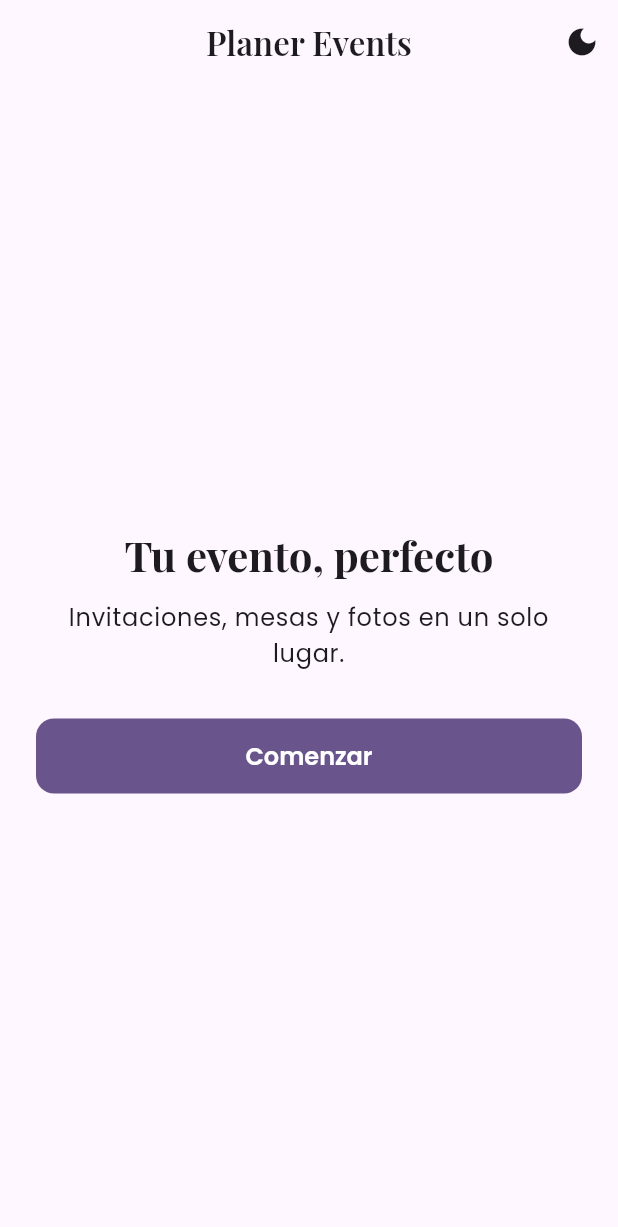
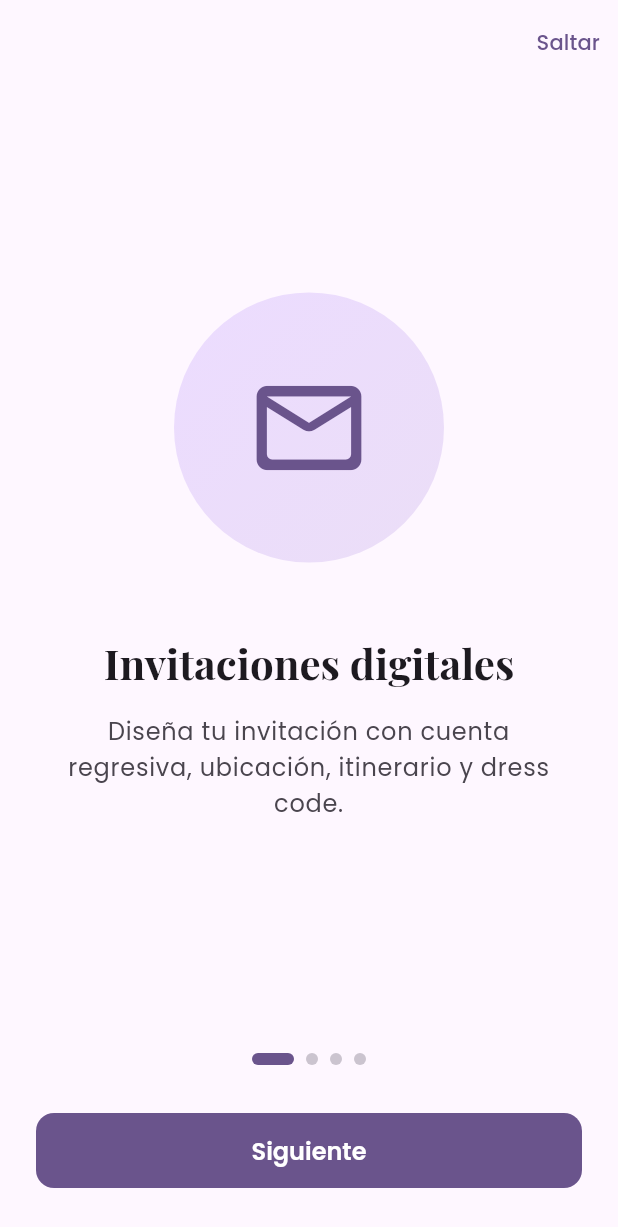
Before and after one commit to Q-Erick/planer_events, a Flutter app: the screen it shows after launch, on a phone screen of 412 x 824 dp. Shown: the top 1227 px of the screen. Run offline on Flutter 3.47's test engine with Material 3 defaults, Android fonts, the phone set to English and light mode, and no system bars; our stand-ins replace cloud_firestore, equatable, firebase_auth, firebase_core, firebase_storage, flutter_bloc and 6 more; accounts and stored records are empty; generated files the repository leaves out were written again.

Commit message:
feat(onboarding): pantallas de introducción con PageView y Cubit

```diff
--- a/lib/core/router/app_router.dart
+++ b/lib/core/router/app_router.dart
@@ -2,20 +2,31 @@ import 'package:flutter_bloc/flutter_bloc.dart';
 import 'package:go_router/go_router.dart';
 import 'package:material_ui/material_ui.dart';
 
+import '../../features/onboarding/domain/usecases/onboarding_usecases.dart';
+import '../../features/onboarding/presentation/pages/onboarding_page.dart';
+import '../../injection_container.dart';
 import '../theme/theme_cubit.dart';
 
 class AppRoutes {
   AppRoutes._();
 
   static const home = '/';
+  static const onboarding = '/onboarding';
 }
 
 class AppRouter {
   AppRouter._();
 
   static final GoRouter router = GoRouter(
-    initialLocation: AppRoutes.home,
+    // Si ya vio la introducción, va directo al inicio
+    initialLocation: sl<IsOnboardingCompleted>()()
+        ? AppRoutes.home
+        : AppRoutes.onboarding,
     routes: [
+      GoRoute(
+        path: AppRoutes.onboarding,
+        builder: (context, state) => const OnboardingPage(),
+      ),
       GoRoute(
         path: AppRoutes.home,
         builder: (context, state) => const _TemporaryHomePage(),
--- /dev/null
+++ b/lib/features/onboarding/data/datasources/onboarding_local_datasource.dart
@@ -0,0 +1,21 @@
+import 'package:shared_preferences/shared_preferences.dart';
+
+abstract class OnboardingLocalDataSource {
+  bool isCompleted();
+  Future<void> markCompleted();
+}
+
+class OnboardingLocalDataSourceImpl implements OnboardingLocalDataSource {
+  OnboardingLocalDataSourceImpl(this._prefs);
+
+  final SharedPreferences _prefs;
+  static const _key = 'onboarding_completed';
+
+  @override
+  bool isCompleted() => _prefs.getBool(_key) ?? false;
+
+  @override
+  Future<void> markCompleted() async {
+    await _prefs.setBool(_key, true);
+  }
+}
--- /dev/null
+++ b/lib/features/onboarding/data/repositories/onboarding_repository_impl.dart
@@ -0,0 +1,24 @@
+import 'package:fpdart/fpdart.dart';
+
+import '../../../../core/errors/failures.dart';
+import '../../domain/repositories/onboarding_repository.dart';
+import '../datasources/onboarding_local_datasource.dart';
+
+class OnboardingRepositoryImpl implements OnboardingRepository {
+  OnboardingRepositoryImpl(this._local);
+
+  final OnboardingLocalDataSource _local;
+
+  @override
+  bool isCompleted() => _local.isCompleted();
+
+  @override
+  Future<Either<Failure, Unit>> complete() async {
+    try {
+      await _local.markCompleted();
+      return right(unit);
+    } catch (_) {
+      return left(const CacheFailure());
+    }
+  }
+}
--- /dev/null
+++ b/lib/features/onboarding/domain/repositories/onboarding_repository.dart
@@ -0,0 +1,11 @@
+import 'package:fpdart/fpdart.dart';
+
+import '../../../../core/errors/failures.dart';
+
+abstract class OnboardingRepository {
+  /// Indica si el usuario ya vio la introducción.
+  bool isCompleted();
+
+  /// Marca la introducción como vista.
+  Future<Either<Failure, Unit>> complete();
+}
--- /dev/null
+++ b/lib/features/onboarding/domain/usecases/onboarding_usecases.dart
@@ -0,0 +1,20 @@
+import 'package:fpdart/fpdart.dart';
+
+import '../../../../core/errors/failures.dart';
+import '../../../../core/usecase/usecase.dart';
+import '../repositories/onboarding_repository.dart';
+
+class IsOnboardingCompleted {
+  const IsOnboardingCompleted(this._repository);
+  final OnboardingRepository _repository;
+
+  bool call() => _repository.isCompleted();
+}
+
+class CompleteOnboarding implements UseCase<Unit, NoParams> {
+  const CompleteOnboarding(this._repository);
+  final OnboardingRepository _repository;
+
+  @override
+  Future<Either<Failure, Unit>> call(NoParams params) => _repository.complete();
+}
--- /dev/null
+++ b/lib/features/onboarding/presentation/bloc/onboarding_cubit.dart
@@ -0,0 +1,31 @@
+import 'package:flutter/widgets.dart';
+import 'package:flutter_bloc/flutter_bloc.dart';
+
+import '../../../../core/usecase/usecase.dart';
+import '../../domain/usecases/onboarding_usecases.dart';
+
+class OnboardingCubit extends Cubit<int> {
+  OnboardingCubit(this._completeOnboarding) : super(0);
+
+  final CompleteOnboarding _completeOnboarding;
+  final PageController pageController = PageController();
+
+  void onPageChanged(int index) => emit(index);
+
+  void next() {
+    pageController.nextPage(
+      duration: const Duration(milliseconds: 350),
+      curve: Curves.easeOutCubic,
+    );
+  }
+
+  Future<void> finish() async {
+    await _completeOnboarding(const NoParams());
+  }
+
+  @override
+  Future<void> close() {
+    pageController.dispose();
+    return super.close();
+  }
+}
--- /dev/null
+++ b/lib/features/onboarding/presentation/pages/onboarding_page.dart
@@ -0,0 +1,119 @@
+import 'package:flutter_bloc/flutter_bloc.dart';
+import 'package:go_router/go_router.dart';
+import 'package:material_ui/material_ui.dart';
+
+import '../../../../core/router/app_router.dart';
+import '../../../../injection_container.dart';
+import '../bloc/onboarding_cubit.dart';
+import '../widgets/onboarding_slide.dart';
+import '../widgets/page_indicator.dart';
+
+const _slides = [
+  OnboardingSlideData(
+    icon: Icons.mail_outline_rounded,
+    title: 'Invitaciones digitales',
+    description: 'Diseña tu invitación con cuenta regresiva, ubicación, itinerario y dress code.',
+  ),
+  OnboardingSlideData(
+    icon: Icons.table_restaurant_outlined,
+    title: 'Plano de mesas',
+    description:
+        'Acomoda las mesas en el salón y asigna a cada invitado su lugar.',
+  ),
+  OnboardingSlideData(
+    icon: Icons.qr_code_2_rounded,
+    title: 'Pase con QR',
+    description: 'Cada invitado recibe su pase. En la entrada se escanea y se le indica su mesa.',
+  ),
+  OnboardingSlideData(
+    icon: Icons.photo_library_outlined,
+    title: 'Álbum compartido',
+    description:
+        'Todas las fotos que tomen tus invitados, reunidas en un solo lugar.',
+  ),
+];
+
+class OnboardingPage extends StatelessWidget {
+  const OnboardingPage({super.key});
+
+  @override
+  Widget build(BuildContext context) {
+    return BlocProvider(
+      create: (_) => sl<OnboardingCubit>(),
+      child: const _OnboardingView(),
+    );
+  }
+}
+
+class _OnboardingView extends StatelessWidget {
+  const _OnboardingView();
+
+  bool _isLast(int index) => index == _slides.length - 1;
+
+  Future<void> _finish(BuildContext context) async {
+    await context.read<OnboardingCubit>().finish();
+    if (context.mounted) context.go(AppRoutes.home);
+  }
+
+  @override
+  Widget build(BuildContext context) {
+    final cubit = context.read<OnboardingCubit>();
+
+    return Scaffold(
+      body: SafeArea(
+        child: Center(
+          child: ConstrainedBox(
+            constraints: const BoxConstraints(maxWidth: 600),
+            child: BlocBuilder<OnboardingCubit, int>(
+              builder: (context, index) {
+                return Column(
+                  children: [
+                    // Botón "Saltar" (se oculta en la última página)
+                    SizedBox(
+                      height: 56,
+                      child: Align(
+                        alignment: Alignment.centerRight,
+                        child: _isLast(index)
+                            ? null
+                            : TextButton(
+                                onPressed: () => _finish(context),
+                                child: const Text('Saltar'),
+                              ),
+                      ),
+                    ),
+                    Expanded(
+                      child: PageView.builder(
+                        controller: cubit.pageController,
+                        itemCount: _slides.length,
+                        onPageChanged: cubit.onPageChanged,
+                        itemBuilder: (_, i) =>
+                            OnboardingSlide(data: _slides[i]),
+                      ),
+                    ),
+                    Padding(
+                      padding: const EdgeInsets.fromLTRB(24, 16, 24, 32),
+                      child: Column(
+                        children: [
+                          PageIndicator(count: _slides.length, current: index),
+                          const SizedBox(height: 32),
+                          FilledButton(
+                            onPressed: _isLast(index)
+                                ? () => _finish(context)
+                                : cubit.next,
+                            child: Text(
+                              _isLast(index) ? 'Comenzar' : 'Siguiente',
+                            ),
+                          ),
+                        ],
+                      ),
+                    ),
+                  ],
+                );
+              },
+            ),
+          ),
+        ),
+      ),
+    );
+  }
+}
--- /dev/null
+++ b/lib/features/onboarding/presentation/widgets/onboarding_slide.dart
@@ -0,0 +1,61 @@
+import 'package:material_ui/material_ui.dart';
+
+class OnboardingSlideData {
+  const OnboardingSlideData({
+    required this.icon,
+    required this.title,
+    required this.description,
+  });
+
+  final IconData icon;
+  final String title;
+  final String description;
+}
+
+class OnboardingSlide extends StatelessWidget {
+  const OnboardingSlide({super.key, required this.data});
+
+  final OnboardingSlideData data;
+
+  @override
+  Widget build(BuildContext context) {
+    final theme = Theme.of(context);
+    final scheme = theme.colorScheme;
+
+    return Padding(
+      padding: const EdgeInsets.symmetric(horizontal: 32),
+      child: Column(
+        mainAxisAlignment: MainAxisAlignment.center,
+        children: [
+          Container(
+            width: 180,
+            height: 180,
+            decoration: BoxDecoration(
+              shape: BoxShape.circle,
+              gradient: LinearGradient(
+                begin: Alignment.topLeft,
+                end: Alignment.bottomRight,
+                colors: [scheme.primaryContainer, scheme.secondaryContainer],
+              ),
+            ),
+            child: Icon(data.icon, size: 84, color: scheme.primary),
+          ),
+          const SizedBox(height: 48),
+          Text(
+            data.title,
+            style: theme.textTheme.headlineMedium,
+            textAlign: TextAlign.center,
+          ),
+          const SizedBox(height: 16),
+          Text(
+            data.description,
+            style: theme.textTheme.bodyLarge?.copyWith(
+              color: scheme.onSurfaceVariant,
+            ),
+            textAlign: TextAlign.center,
+          ),
+        ],
+      ),
+    );
+  }
+}
--- /dev/null
+++ b/lib/features/onboarding/presentation/widgets/page_indicator.dart
@@ -0,0 +1,30 @@
+import 'package:material_ui/material_ui.dart';
+
+class PageIndicator extends StatelessWidget {
+  const PageIndicator({super.key, required this.count, required this.current});
+
+  final int count;
+  final int current;
+
+  @override
+  Widget build(BuildContext context) {
+    final scheme = Theme.of(context).colorScheme;
+
+    return Row(
+      mainAxisAlignment: MainAxisAlignment.center,
+      children: List.generate(count, (index) {
+        final isActive = index == current;
+        return AnimatedContainer(
+          duration: const Duration(milliseconds: 300),
+          margin: const EdgeInsets.symmetric(horizontal: 4),
+          width: isActive ? 28 : 8,
+          height: 8,
+          decoration: BoxDecoration(
+            color: isActive ? scheme.primary : scheme.outlineVariant,
+            borderRadius: BorderRadius.circular(4),
+          ),
+        );
+      }),
+    );
+  }
+}
--- a/lib/injection_container.dart
+++ b/lib/injection_container.dart
@@ -5,6 +5,11 @@ import 'package:get_it/get_it.dart';
 import 'package:shared_preferences/shared_preferences.dart';
 
 import 'core/theme/theme_cubit.dart';
+import 'features/onboarding/data/datasources/onboarding_local_datasource.dart';
+import 'features/onboarding/data/repositories/onboarding_repository_impl.dart';
+import 'features/onboarding/domain/repositories/onboarding_repository.dart';
+import 'features/onboarding/domain/usecases/onboarding_usecases.dart';
+import 'features/onboarding/presentation/bloc/onboarding_cubit.dart';
 
 final sl = GetIt.instance; // sl = service locator
 
@@ -20,5 +25,14 @@ Future<void> init() async {
   sl.registerLazySingleton<ThemeCubit>(() => ThemeCubit(sl()));
 
   // ---------- Features ----------
-  // (se agregan en las siguientes partes)
+  // Onboarding
+  sl.registerLazySingleton<OnboardingLocalDataSource>(
+    () => OnboardingLocalDataSourceImpl(sl()),
+  );
+  sl.registerLazySingleton<OnboardingRepository>(
+    () => OnboardingRepositoryImpl(sl()),
+  );
+  sl.registerLazySingleton(() => IsOnboardingCompleted(sl()));
+  sl.registerLazySingleton(() => CompleteOnboarding(sl()));
+  sl.registerFactory(() => OnboardingCubit(sl()));
 }
```
